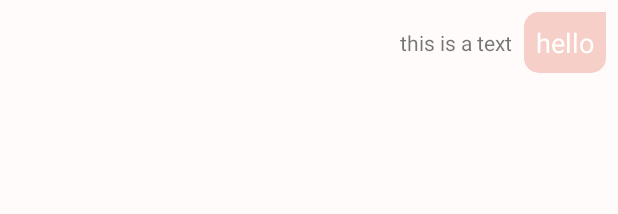
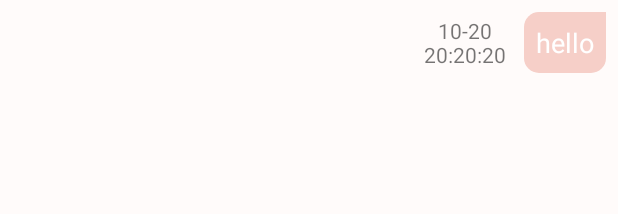
Before and after one commit to sherl9/love-alarm, an Android app: the layout chat_item_right.xml on its own in the app's theme, with its tools: preview values and no code run, on a phone screen of 412 x 824 dp. Shown: the top 214 px of the screen. Run offline under Robolectric (Android 15) with nearby library versions, the phone set to English and light mode, and no system bars.

Commit message:
resize bubble and message time
fix the bug that if a text message is too long and the message time will be wrapped

```diff
--- a/app/src/main/res/layout/chat_item_right.xml
+++ b/app/src/main/res/layout/chat_item_right.xml
@@ -6,7 +6,7 @@
     android:layout_height="match_parent">
 
     <RelativeLayout
-        android:layout_width="300dp"
+        android:layout_width="400dp"
         android:layout_height="wrap_content"
         android:layout_alignParentEnd="true"
         android:layout_alignParentRight="true">
@@ -31,12 +31,13 @@
 
         <TextView
             android:id="@+id/sent_time"
-            android:layout_width="wrap_content"
+            android:layout_width="70dp"
             android:layout_height="wrap_content"
             android:layout_toLeftOf="@+id/show_message"
             android:layout_centerVertical="true"
             android:paddingRight="8dp"
-            android:text="this is a text" />
+            android:text="10-20 20:20:20"
+            android:textAlignment="center"/>
 
     </RelativeLayout>
 
```
Also changed, not shown: app/src/main/res/layout/chat_item_left.xml (+5 -4 lines).
